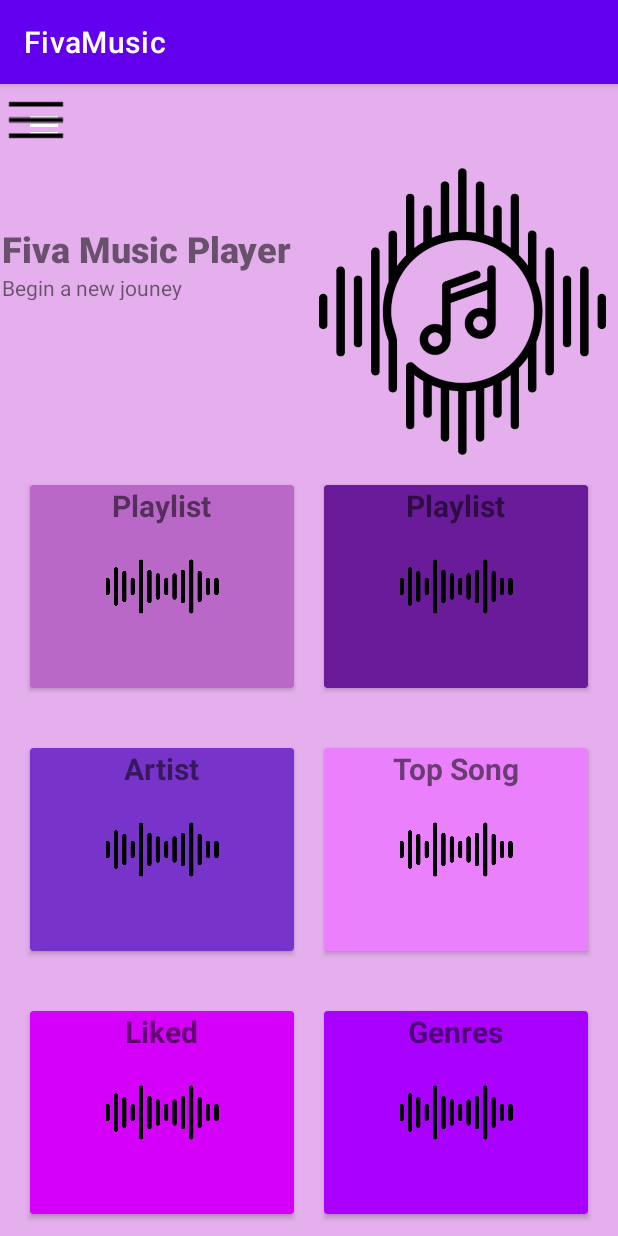
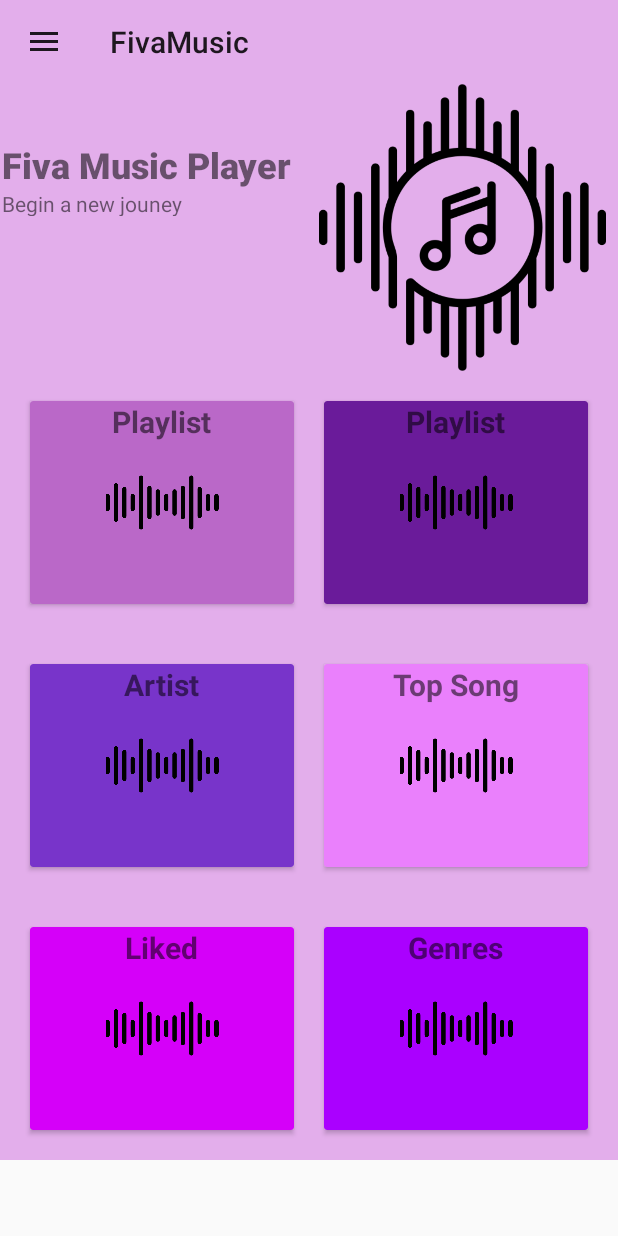
Before and after one commit to Wuang02/Fiva, an Android app: the screen it shows after launch (MainActivity), on a phone screen of 412 x 824 dp. Run offline under Robolectric (Android 15) with nearby library versions, the phone set to English and light mode, and no system bars.

Commit message:
add left side menu

```diff
--- a/app/src/main/res/layout/activity_main.xml
+++ b/app/src/main/res/layout/activity_main.xml
@@ -36,17 +36,8 @@
             android:theme="?attr/actionBarTheme"
             app:layout_constraintEnd_toEndOf="parent"
             app:layout_constraintStart_toStartOf="parent"
-            app:layout_constraintTop_toTopOf="parent" />
-
-        <ImageButton
-            android:id="@+id/imageButton"
-            android:layout_width="wrap_content"
-            android:layout_height="wrap_content"
-            android:background="#00FFFFFF"
-            android:visibility="visible"
-            app:layout_constraintStart_toStartOf="parent"
             app:layout_constraintTop_toTopOf="parent"
-            app:srcCompat="@drawable/menu_fill0_wght400_grad0_opsz48" />
+            app:navigationIcon="@drawable/menu_fill0_wght400_grad0_opsz48" />
 
         <TextView
             android:id="@+id/textView"
--- a/app/src/main/res/layout/header.xml
+++ b/app/src/main/res/layout/header.xml
@@ -17,7 +17,8 @@
         android:src="@drawable/audio_control"
         app:layout_constraintStart_toStartOf="parent"
         app:layout_constraintTop_toTopOf="parent"
-        app:srcCompat="@drawable/music__1_"></ImageView>
+        app:srcCompat="@drawable/music__1_"
+        tools:srcCompat="@drawable/music__1_"></ImageView>
 
     <TextView
         android:id="@+id/textView9"
--- a/app/src/main/res/values/style.xml
+++ b/app/src/main/res/values/style.xml
@@ -1,7 +1,11 @@
 <?xml version="1.0" encoding="utf-8"?>
 <resources>
     <style name="AppTheme" parent="Theme.AppCompat.Light.NoActionBar">
-
+        <item name="colorPrimary">@color/material_dynamic_primary0</item>
+        <item name="colorPrimaryDark">@color/design_default_color_primary_dark</item>
+        <item name="colorAccent">@color/design_default_color_primary_variant</item>
+        <item name="windowActionBar">false</item>
+        <item name="windowNoTitle">true</item>
         <item name="android:statusBarColor">#000000</item>
     </style>
 </resources>
```
Also changed, not shown: app/src/main/AndroidManifest.xml (+12 -1 lines), app/src/main/java/com/soft/fivamusic/About.java (added, +14 -0 lines), app/src/main/java/com/soft/fivamusic/MainActivity.java (+16 -1 lines), app/src/main/java/com/soft/fivamusic/Playlist.java (added, +14 -0 lines), app/src/main/java/com/soft/fivamusic/SecondActivity.java (added, +14 -0 lines), app/src/main/res/layout/activity_about.xml (added, +18 -0 lines), app/src/main/res/layout/activity_playlist.xml (added, +9 -0 lines), app/src/main/res/layout/activity_second.xml (added, +20 -0 lines), app/src/main/res/menu/main_menu.xml (+4 -3 lines).
